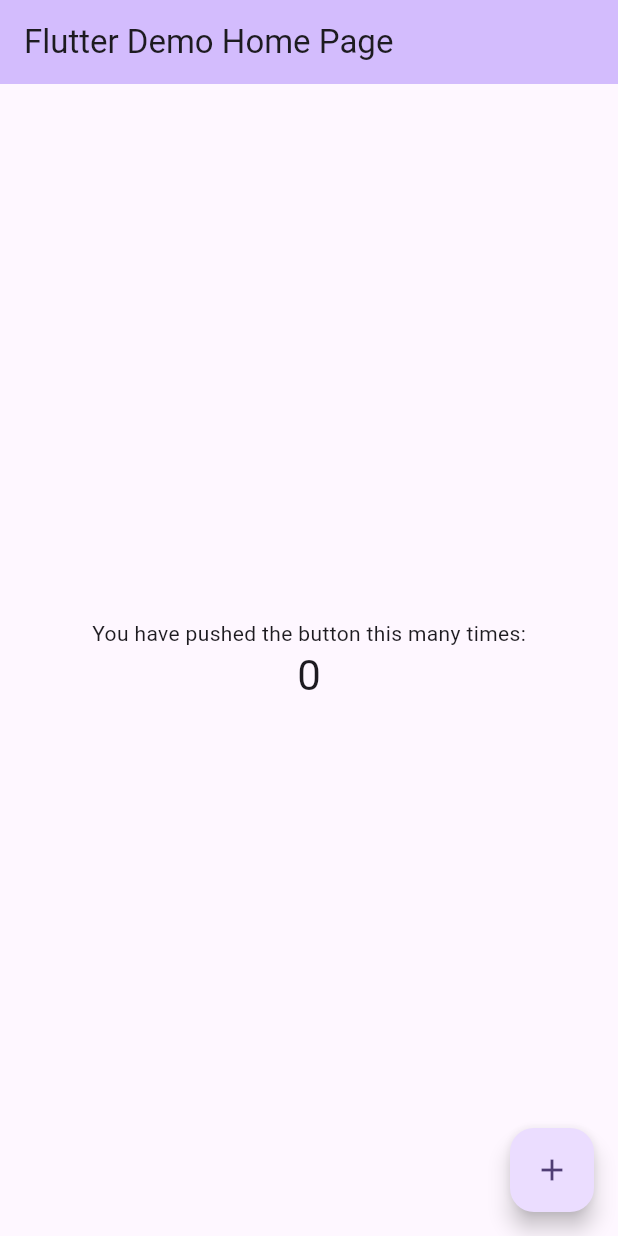
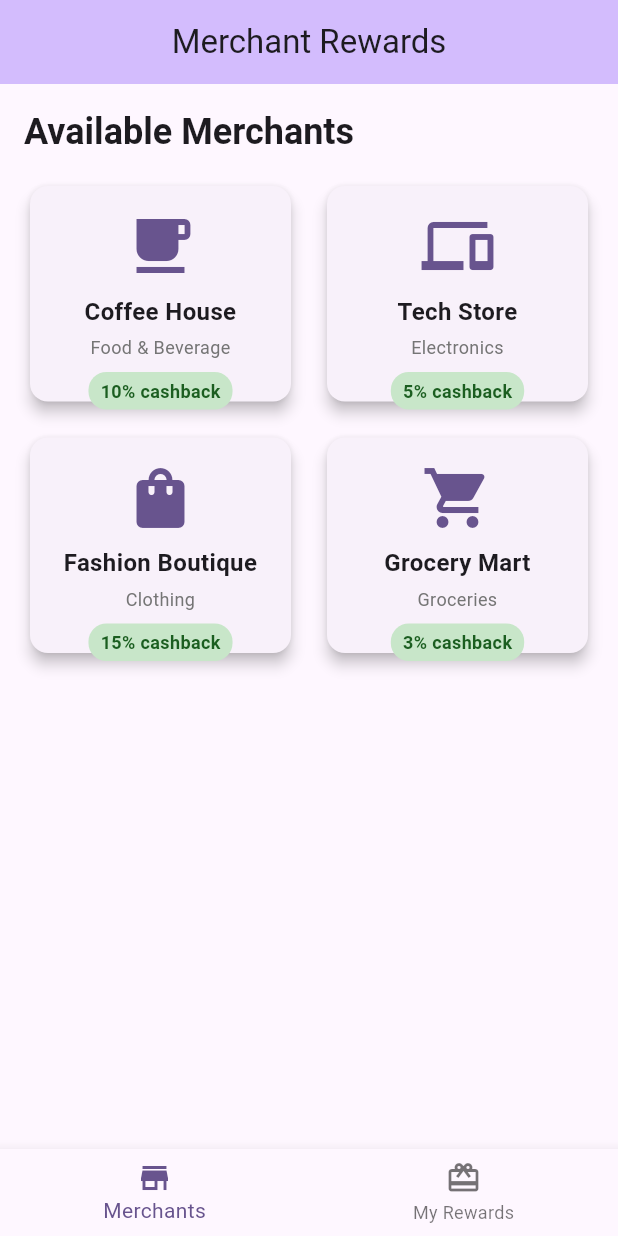
Before and after one commit to yulia-nikolaeva/test-merchant-rewards, a Flutter app: the screen it shows after launch, on a phone screen of 412 x 824 dp. Run offline on Flutter 3.47's test engine with Material 3 defaults, Android fonts, the phone set to English and light mode, and no system bars.

Commit message:
Add sample app data

```diff
--- a/lib/main.dart
+++ b/lib/main.dart
@@ -7,115 +7,263 @@ void main() {
 class MyApp extends StatelessWidget {
   const MyApp({super.key});
 
-  // This widget is the root of your application.
   @override
   Widget build(BuildContext context) {
     return MaterialApp(
-      title: 'Flutter Demo',
+      title: 'Merchant Rewards',
       theme: ThemeData(
-        // This is the theme of your application.
-        //
-        // TRY THIS: Try running your application with "flutter run". You'll see
-        // the application has a purple toolbar. Then, without quitting the app,
-        // try changing the seedColor in the colorScheme below to Colors.green
-        // and then invoke "hot reload" (save your changes or press the "hot
-        // reload" button in a Flutter-supported IDE, or press "r" if you used
-        // the command line to start the app).
-        //
-        // Notice that the counter didn't reset back to zero; the application
-        // state is not lost during the reload. To reset the state, use hot
-        // restart instead.
-        //
-        // This works for code too, not just values: Most code changes can be
-        // tested with just a hot reload.
-        colorScheme: .fromSeed(seedColor: Colors.deepPurple),
+        colorScheme: ColorScheme.fromSeed(seedColor: Colors.deepPurple),
+        useMaterial3: true,
       ),
-      home: const MyHomePage(title: 'Flutter Demo Home Page'),
+      home: const MerchantRewardsHomePage(),
     );
   }
 }
 
-class MyHomePage extends StatefulWidget {
-  const MyHomePage({super.key, required this.title});
-
-  // This widget is the home page of your application. It is stateful, meaning
-  // that it has a State object (defined below) that contains fields that affect
-  // how it looks.
-
-  // This class is the configuration for the state. It holds the values (in this
-  // case the title) provided by the parent (in this case the App widget) and
-  // used by the build method of the State. Fields in a Widget subclass are
-  // always marked "final".
-
-  final String title;
+class MerchantRewardsHomePage extends StatefulWidget {
+  const MerchantRewardsHomePage({super.key});
 
   @override
-  State<MyHomePage> createState() => _MyHomePageState();
+  State<MerchantRewardsHomePage> createState() => _MerchantRewardsHomePageState();
 }
 
-class _MyHomePageState extends State<MyHomePage> {
-  int _counter = 0;
+class _MerchantRewardsHomePageState extends State<MerchantRewardsHomePage> {
+  int _selectedIndex = 0;
 
-  void _incrementCounter() {
-    setState(() {
-      // This call to setState tells the Flutter framework that something has
-      // changed in this State, which causes it to rerun the build method below
-      // so that the display can reflect the updated values. If we changed
-      // _counter without calling setState(), then the build method would not be
-      // called again, and so nothing would appear to happen.
-      _counter++;
-    });
-  }
+  final List<Map<String, dynamic>> _merchants = [
+    {
+      'name': 'Coffee House',
+      'category': 'Food & Beverage',
+      'reward': '10% cashback',
+      'icon': Icons.local_cafe,
+    },
+    {
+      'name': 'Tech Store',
+      'category': 'Electronics',
+      'reward': '5% cashback',
+      'icon': Icons.devices,
+    },
+    {
+      'name': 'Fashion Boutique',
+      'category': 'Clothing',
+      'reward': '15% cashback',
+      'icon': Icons.shopping_bag,
+    },
+    {
+      'name': 'Grocery Mart',
+      'category': 'Groceries',
+      'reward': '3% cashback',
+      'icon': Icons.shopping_cart,
+    },
+  ];
 
   @override
   Widget build(BuildContext context) {
-    // This method is rerun every time setState is called, for instance as done
-    // by the _incrementCounter method above.
-    //
-    // The Flutter framework has been optimized to make rerunning build methods
-    // fast, so that you can just rebuild anything that needs updating rather
-    // than having to individually change instances of widgets.
     return Scaffold(
       appBar: AppBar(
-        // TRY THIS: Try changing the color here to a specific color (to
-        // Colors.amber, perhaps?) and trigger a hot reload to see the AppBar
-        // change color while the other colors stay the same.
         backgroundColor: Theme.of(context).colorScheme.inversePrimary,
-        // Here we take the value from the MyHomePage object that was created by
-        // the App.build method, and use it to set our appbar title.
-        title: Text(widget.title),
+        title: const Text('Merchant Rewards'),
+        centerTitle: true,
       ),
-      body: Center(
-        // Center is a layout widget. It takes a single child and positions it
-        // in the middle of the parent.
-        child: Column(
-          // Column is also a layout widget. It takes a list of children and
-          // arranges them vertically. By default, it sizes itself to fit its
-          // children horizontally, and tries to be as tall as its parent.
-          //
-          // Column has various properties to control how it sizes itself and
-          // how it positions its children. Here we use mainAxisAlignment to
-          // center the children vertically; the main axis here is the vertical
-          // axis because Columns are vertical (the cross axis would be
-          // horizontal).
-          //
-          // TRY THIS: Invoke "debug painting" (choose the "Toggle Debug Paint"
-          // action in the IDE, or press "p" in the console), to see the
-          // wireframe for each widget.
-          mainAxisAlignment: .center,
+      body: _selectedIndex == 0 ? _buildMerchantList() : _buildRewardsPage(),
+      bottomNavigationBar: BottomNavigationBar(
+        items: const [
+          BottomNavigationBarItem(
+            icon: Icon(Icons.store),
+            label: 'Merchants',
+          ),
+          BottomNavigationBarItem(
+            icon: Icon(Icons.card_giftcard),
+            label: 'My Rewards',
+          ),
+        ],
+        currentIndex: _selectedIndex,
+        onTap: (index) {
+          setState(() {
+            _selectedIndex = index;
+          });
+        },
+      ),
+    );
+  }
+
+  Widget _buildMerchantList() {
+    return Padding(
+      padding: const EdgeInsets.all(16.0),
+      child: Column(
+        crossAxisAlignment: CrossAxisAlignment.start,
+        children: [
+          Text(
+            'Available Merchants',
+            style: Theme.of(context).textTheme.headlineSmall?.copyWith(
+                  fontWeight: FontWeight.bold,
+                ),
+          ),
+          const SizedBox(height: 16),
+          Expanded(
+            child: GridView.builder(
+              gridDelegate: const SliverGridDelegateWithFixedCrossAxisCount(
+                crossAxisCount: 2,
+                crossAxisSpacing: 16,
+                mainAxisSpacing: 16,
+                childAspectRatio: 1.2,
+              ),
+              itemCount: _merchants.length,
+              itemBuilder: (context, index) {
+                final merchant = _merchants[index];
+                return Card(
+                  elevation: 4,
+                  child: InkWell(
+                    onTap: () {
+                      _showMerchantDetails(merchant);
+                    },
+                    child: Padding(
+                      padding: const EdgeInsets.all(16.0),
+                      child: Column(
+                        mainAxisAlignment: MainAxisAlignment.center,
+                        children: [
+                          Icon(
+                            merchant['icon'] as IconData,
+                            size: 48,
+                            color: Theme.of(context).colorScheme.primary,
+                          ),
+                          const SizedBox(height: 8),
+                          Text(
+                            merchant['name'] as String,
+                            style: const TextStyle(
+                              fontWeight: FontWeight.bold,
+                              fontSize: 16,
+                            ),
+                            textAlign: TextAlign.center,
+                          ),
+                          const SizedBox(height: 4),
+                          Text(
+                            merchant['category'] as String,
+                            style: TextStyle(
+                              fontSize: 12,
+                              color: Colors.grey[600],
+                            ),
+                            textAlign: TextAlign.center,
+                          ),
+                          const SizedBox(height: 8),
+                          Container(
+                            padding: const EdgeInsets.symmetric(
+                              horizontal: 8,
+                              vertical: 4,
+                            ),
+                            decoration: BoxDecoration(
+                              color: Colors.green[100],
+                              borderRadius: BorderRadius.circular(12),
+                            ),
+                            child: Text(
+                              merchant['reward'] as String,
+                              style: TextStyle(
+                                fontSize: 12,
+                                color: Colors.green[900],
+                                fontWeight: FontWeight.bold,
+                              ),
+                            ),
+                          ),
+                        ],
+                      ),
+                    ),
+                  ),
+                );
+              },
+            ),
+          ),
+        ],
+      ),
+    );
+  }
+
+  Widget _buildRewardsPage() {
+    return Center(
+      child: Column(
+        mainAxisAlignment: MainAxisAlignment.center,
+        children: [
+          Icon(
+            Icons.emoji_events,
+            size: 120,
+            color: Colors.amber[600],
+          ),
+          const SizedBox(height: 24),
+          Text(
+            'Total Rewards Earned',
+            style: Theme.of(context).textTheme.headlineSmall,
+          ),
+          const SizedBox(height: 8),
+          Text(
+            '\$125.50',
+            style: Theme.of(context).textTheme.displayMedium?.copyWith(
+                  fontWeight: FontWeight.bold,
+                  color: Theme.of(context).colorScheme.primary,
+                ),
+          ),
+          const SizedBox(height: 32),
+          Card(
+            margin: const EdgeInsets.symmetric(horizontal: 32),
+            child: Padding(
+              padding: const EdgeInsets.all(16.0),
+              child: Column(
+                children: [
+                  _buildRewardRow('Coffee House', '\$25.00'),
+                  const Divider(),
+                  _buildRewardRow('Tech Store', '\$50.00'),
+                  const Divider(),
+                  _buildRewardRow('Fashion Boutique', '\$45.00'),
+                  const Divider(),
+                  _buildRewardRow('Grocery Mart', '\$5.50'),
+                ],
+              ),
+            ),
+          ),
+        ],
+      ),
+    );
+  }
+
+  Widget _buildRewardRow(String merchant, String amount) {
+    return Row(
+      mainAxisAlignment: MainAxisAlignment.spaceBetween,
+      children: [
+        Text(merchant),
+        Text(
+          amount,
+          style: const TextStyle(
+            fontWeight: FontWeight.bold,
+            color: Colors.green,
+          ),
+        ),
+      ],
+    );
+  }
+
+  void _showMerchantDetails(Map<String, dynamic> merchant) {
+    showDialog(
+      context: context,
+      builder: (context) => AlertDialog(
+        title: Text(merchant['name'] as String),
+        content: Column(
+          mainAxisSize: MainAxisSize.min,
+          crossAxisAlignment: CrossAxisAlignment.start,
           children: [
-            const Text('You have pushed the button this many times:'),
-            Text(
-              '$_counter',
-              style: Theme.of(context).textTheme.headlineMedium,
+            Text('Category: ${merchant['category']}'),
+            const SizedBox(height: 8),
+            Text('Reward: ${merchant['reward']}'),
+            const SizedBox(height: 16),
+            const Text(
+              'Shop at this merchant to earn rewards on your purchases!',
+              style: TextStyle(fontStyle: FontStyle.italic),
             ),
           ],
         ),
-      ),
-      floatingActionButton: FloatingActionButton(
-        onPressed: _incrementCounter,
-        tooltip: 'Increment',
-        child: const Icon(Icons.add),
+        actions: [
+          TextButton(
+            onPressed: () => Navigator.pop(context),
+            child: const Text('Close'),
+          ),
+        ],
       ),
     );
   }
```
Also changed, not shown: pubspec.yaml (+5 -74 lines), pubspec.lock.
